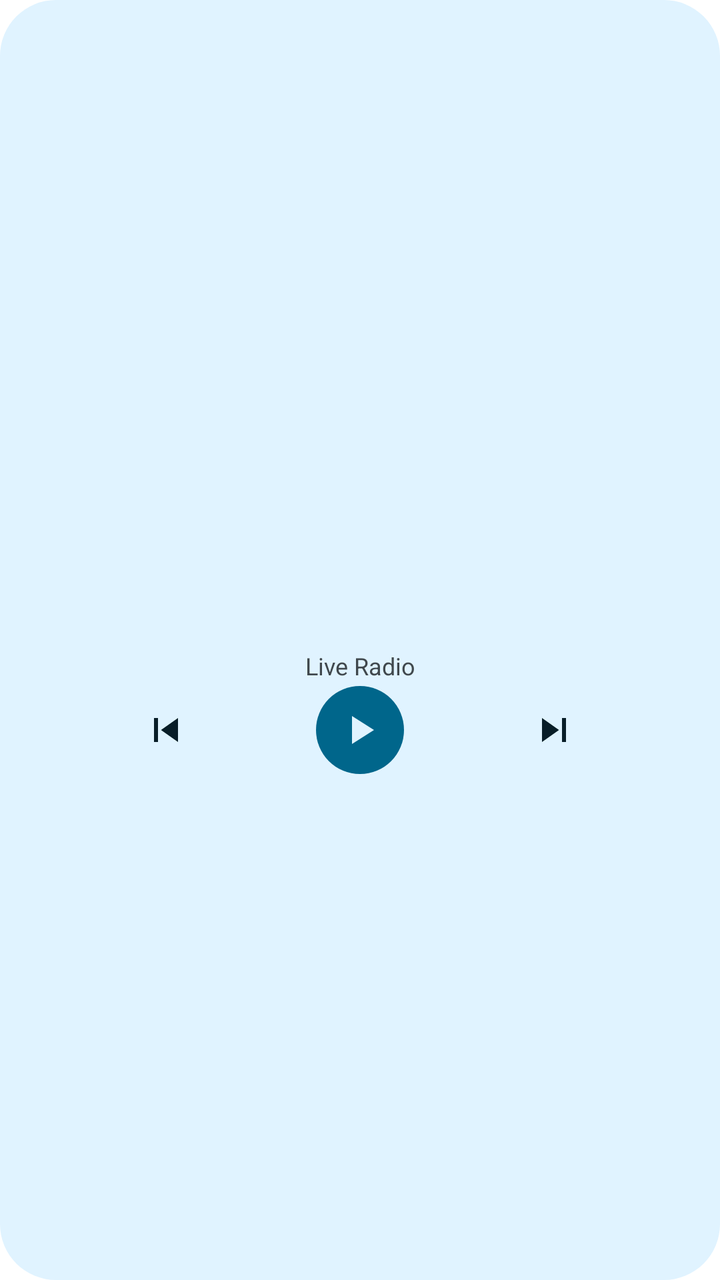
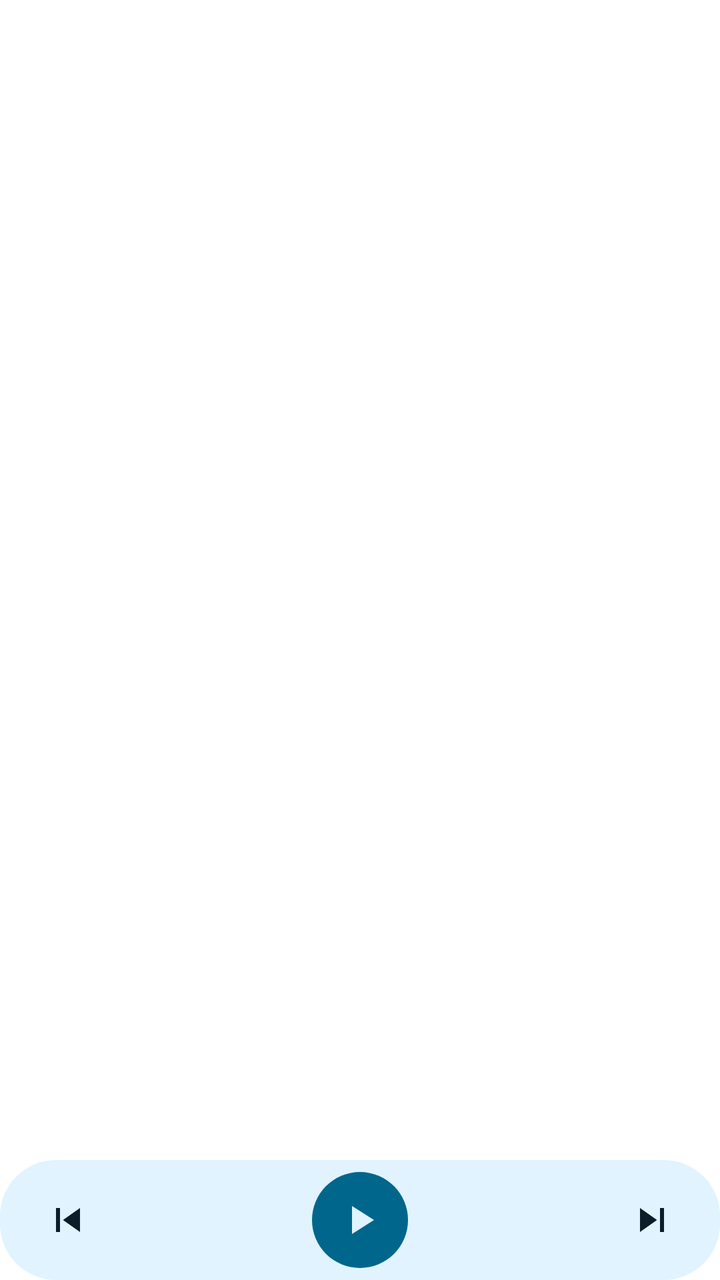

The first picture is an Android layout as it rendered before a commit; the second is the same layout after the commit. The layout source and the unified diff follow.
<!-- AndroidManifest.xml: application theme Theme.Aerial -->
<!-- res/layout/widget_player.xml -->
<?xml version="1.0" encoding="utf-8"?>
<LinearLayout xmlns:android="http://schemas.android.com/apk/res/android"
    xmlns:tools="http://schemas.android.com/tools"
    android:id="@android:id/background"
    android:layout_width="match_parent"
    android:layout_height="match_parent"
    android:background="@drawable/widget_background"
    android:gravity="center"
    android:orientation="vertical"
    android:padding="8dp"
    android:theme="@style/Theme.Aerial.Widget">

    <ImageView
        android:id="@+id/widget_station_artwork"
        android:layout_width="48dp"
        android:layout_height="48dp"
        android:background="@drawable/widget_artwork_background"
        android:scaleType="fitCenter"
        tools:ignore="ContentDescription" />

    <TextView
        android:id="@+id/widget_station_name"
        android:layout_width="match_parent"
        android:layout_height="wrap_content"
        android:layout_marginTop="2dp"
        android:ellipsize="marquee"
        android:gravity="center"
        android:marqueeRepeatLimit="marquee_forever"
        android:singleLine="true"
        android:textColor="@color/widget_on_surface"
        android:textSize="16sp"
        android:textStyle="bold" />

    <TextView
        android:id="@+id/widget_live_radio"
        android:layout_width="match_parent"
        android:layout_height="wrap_content"
        android:ellipsize="marquee"
        android:gravity="center"
        android:marqueeRepeatLimit="marquee_forever"
        android:singleLine="true"
        android:text="@string/live_radio"
        android:textColor="@color/widget_on_surface_variant"
        android:textSize="12sp" />

    <include layout="@layout/widget_player_controls" />
</LinearLayout>
<!-- res/layout/widget_player_controls.xml (included above) -->
<?xml version="1.0" encoding="utf-8"?>
<LinearLayout xmlns:android="http://schemas.android.com/apk/res/android"
    xmlns:tools="http://schemas.android.com/tools"
    android:layout_width="match_parent"
    android:layout_height="44dp"
    android:layout_marginTop="2dp"
    android:gravity="center_vertical"
    android:orientation="horizontal"
    tools:ignore="UseAppTint">

    <ImageView
        android:layout_width="0dp"
        android:layout_height="1dp"
        android:layout_weight="1"
        tools:ignore="ContentDescription" />

    <ImageButton
        android:id="@+id/widget_previous"
        android:layout_width="40dp"
        android:layout_height="40dp"
        android:background="@drawable/widget_control_secondary"
        android:contentDescription="@string/widget_previous"
        android:padding="10dp"
        android:src="@drawable/ic_widget_previous"
        android:tint="@color/widget_on_secondary_container" />

    <ImageView
        android:layout_width="0dp"
        android:layout_height="1dp"
        android:layout_weight="1"
        tools:ignore="ContentDescription" />

    <ImageButton
        android:id="@+id/widget_play_pause"
        android:layout_width="44dp"
        android:layout_height="44dp"
        android:background="@drawable/widget_control_primary_paused"
        android:contentDescription="@string/widget_play"
        android:padding="11dp"
        android:src="@drawable/ic_widget_play"
        android:tint="@color/widget_on_primary_container" />

    <ImageView
        android:layout_width="0dp"
        android:layout_height="1dp"
        android:layout_weight="1"
        tools:ignore="ContentDescription" />

    <ImageButton
        android:id="@+id/widget_next"
        android:layout_width="40dp"
        android:layout_height="40dp"
        android:background="@drawable/widget_control_secondary"
        android:contentDescription="@string/widget_next"
        android:padding="10dp"
        android:src="@drawable/ic_widget_next"
        android:tint="@color/widget_on_secondary_container" />

    <ImageView
        android:layout_width="0dp"
        android:layout_height="1dp"
        android:layout_weight="1"
        tools:ignore="ContentDescription" />
</LinearLayout>
<!-- resources referenced by this layout -->
<resources>
  <color name="widget_on_primary_container">#FF21005D</color>
  <color name="widget_on_secondary_container">#FF1D192B</color>
  <color name="widget_on_surface">#FF1D1B20</color>
  <color name="widget_on_surface_variant">#FF49454F</color>
  <!-- drawable ic_widget_next (drawable) -->
  <vector xmlns:android="http://schemas.android.com/apk/res/android"
      android:width="24dp"
      android:height="24dp"
      android:viewportWidth="24"
      android:viewportHeight="24">
      <path
          android:fillColor="#FF000000"
          android:pathData="M6,18l8.5,-6L6,6zM16,6v12h2V6z" />
  </vector>
  <!-- drawable ic_widget_play (drawable) -->
  <vector xmlns:android="http://schemas.android.com/apk/res/android"
      android:width="24dp"
      android:height="24dp"
      android:viewportWidth="24"
      android:viewportHeight="24">
      <path
          android:fillColor="#FF000000"
          android:pathData="M8,5v14l11,-7z" />
  </vector>
  <!-- drawable ic_widget_previous (drawable) -->
  <vector xmlns:android="http://schemas.android.com/apk/res/android"
      android:width="24dp"
      android:height="24dp"
      android:viewportWidth="24"
      android:viewportHeight="24">
      <path
          android:fillColor="#FF000000"
          android:pathData="M6,6h2v12H6zM9.5,12l8.5,6V6z" />
  </vector>
  <!-- drawable widget_artwork_background (drawable) -->
  <?xml version="1.0" encoding="utf-8"?>
  <shape xmlns:android="http://schemas.android.com/apk/res/android" android:shape="rectangle">
      <solid android:color="@android:color/transparent" />
      <corners android:radius="12dp" />
  </shape>
  <!-- drawable widget_background (drawable) -->
  <?xml version="1.0" encoding="utf-8"?>
  <shape xmlns:android="http://schemas.android.com/apk/res/android" android:shape="rectangle">
      <solid android:color="@color/widget_surface" />
      <corners android:radius="28dp" />
  </shape>
  <!-- drawable widget_control_primary_paused (drawable) -->
  <?xml version="1.0" encoding="utf-8"?>
  <shape xmlns:android="http://schemas.android.com/apk/res/android" android:shape="rectangle">
      <solid android:color="@color/widget_primary_container" />
      <corners android:radius="28dp" />
  </shape>
  <!-- drawable widget_control_secondary (drawable) -->
  <?xml version="1.0" encoding="utf-8"?>
  <shape xmlns:android="http://schemas.android.com/apk/res/android" android:shape="rectangle">
      <solid android:color="@android:color/transparent" />
      <corners android:radius="24dp" />
  </shape>
  <string name="live_radio">Live Radio</string>
  <string name="widget_next">Next</string>
  <string name="widget_play">Play</string>
  <string name="widget_previous">Previous</string>
  <style name="Theme.Aerial.Widget" parent="android:style/Theme.DeviceDefault.DayNight" />
  <style name="Theme.Aerial" parent="Theme.AppCompat.Light.NoActionBar">
          <item name="android:windowBackground">@android:color/transparent</item>
          <item name="android:windowIsTranslucent">true</item>
      </style>
  <color name="widget_surface">#FFF7F2FA</color>
  <color name="widget_primary_container">#FFEADDFF</color>
</resources>

<!-- the commit's change to res/layout/widget_player.xml (unified diff, before → after) -->
@@ -1,112 +1,91 @@
 <?xml version="1.0" encoding="utf-8"?>
-<LinearLayout xmlns:android="http://schemas.android.com/apk/res/android"
+<RelativeLayout xmlns:android="http://schemas.android.com/apk/res/android"
     xmlns:tools="http://schemas.android.com/tools"
     android:id="@android:id/background"
     android:layout_width="match_parent"
     android:layout_height="match_parent"
-    android:background="@drawable/widget_background"
-    android:gravity="center"
-    android:orientation="vertical"
-    android:padding="8dp"
+    android:background="@android:color/transparent"
     android:theme="@style/Theme.Aerial.Widget">
+
+    
+    <ImageView
+        android:id="@+id/widget_aspect_ratio"
+        android:layout_width="wrap_content"
+        android:layout_height="wrap_content"
+        android:layout_alignParentStart="true"
+        android:layout_alignParentTop="true"
+        android:layout_alignParentEnd="true"
+        android:layout_alignParentBottom="true"
+        android:layout_margin="8dp"
+        android:adjustViewBounds="true"
+        android:scaleType="fitCenter"
+        android:src="@drawable/widget_aspect_ratio"
+        android:visibility="invisible"
+        tools:ignore="ContentDescription" />
 
     <ImageView
         android:id="@+id/widget_station_artwork"
-        android:layout_width="48dp"
-        android:layout_height="48dp"
+        android:layout_width="0dp"
+        android:layout_height="0dp"
+        android:layout_alignStart="@id/widget_aspect_ratio"
+        android:layout_alignTop="@id/widget_aspect_ratio"
+        android:layout_alignEnd="@id/widget_aspect_ratio"
+        android:layout_alignBottom="@id/widget_aspect_ratio"
         android:background="@drawable/widget_artwork_background"
         android:scaleType="fitCenter"
         tools:ignore="ContentDescription" />
 
-    <TextView
-        android:id="@+id/widget_station_name"
+    <LinearLayout
+        android:id="@+id/widget_controls"
         android:layout_width="match_parent"
-        android:layout_height="wrap_content"
-        android:layout_marginTop="2dp"
-        android:ellipsize="marquee"
-        android:gravity="center"
-        android:marqueeRepeatLimit="marquee_forever"
-        android:singleLine="true"
-        android:textColor="@color/widget_on_surface"
-        android:textSize="16sp"
-        android:textStyle="bold" />
+        android:layout_height="60dp"
+        android:layout_alignParentBottom="true"
+        android:background="@drawable/widget_background"
+        android:gravity="center_vertical"
+        android:orientation="horizontal"
+        android:paddingHorizontal="12dp"
+        tools:ignore="UseAppTint">
 
-    <TextView
-        android:id="@+id/widget_live_radio"
-        android:layout_width="match_parent"
-        android:layout_height="wrap_content"
-        android:ellipsize="marquee"
-        android:gravity="center"
-        android:marqueeRepeatLimit="marquee_forever"
-        android:singleLine="true"
-        android:text="@string/live_radio"
-        android:textColor="@color/widget_on_surface_variant"
-        android:textSize="12sp" />
+        <ImageButton
+            android:id="@+id/widget_previous"
+            android:layout_width="44dp"
+            android:layout_height="44dp"
+            android:background="@drawable/widget_control_secondary"
+            android:contentDescription="@string/widget_previous"
+            android:padding="11dp"
+            android:src="@drawable/ic_widget_previous"
+            android:tint="@color/widget_on_secondary_container" />
 
-    <include layout="@layout/widget_player_controls" />
-</LinearLayout>
-<!-- res/layout/widget_player_controls.xml (included above) -->
-<?xml version="1.0" encoding="utf-8"?>
-<LinearLayout xmlns:android="http://schemas.android.com/apk/res/android"
-    xmlns:tools="http://schemas.android.com/tools"
-    android:layout_width="match_parent"
-    android:layout_height="44dp"
-    android:layout_marginTop="2dp"
-    android:gravity="center_vertical"
-    android:orientation="horizontal"
-    tools:ignore="UseAppTint">
+        <ImageView
+            android:layout_width="0dp"
+            android:layout_height="1dp"
+            android:layout_weight="1"
+            tools:ignore="ContentDescription" />
 
-    <ImageView
-        android:layout_width="0dp"
-        android:layout_height="1dp"
-        android:layout_weight="1"
-        tools:ignore="ContentDescription" />
+        <ImageButton
+            android:id="@+id/widget_play_pause"
+            android:layout_width="48dp"
+            android:layout_height="48dp"
+            android:background="@drawable/widget_control_primary_paused"
+            android:contentDescription="@string/widget_play"
+            android:padding="12dp"
+            android:src="@drawable/ic_widget_play"
+            android:tint="@color/widget_on_primary_container" />
 
-    <ImageButton
-        android:id="@+id/widget_previous"
-        android:layout_width="40dp"
-        android:layout_height="40dp"
-        android:background="@drawable/widget_control_secondary"
-        android:contentDescription="@string/widget_previous"
-        android:padding="10dp"
-        android:src="@drawable/ic_widget_previous"
-        android:tint="@color/widget_on_secondary_container" />
+        <ImageView
+            android:layout_width="0dp"
+            android:layout_height="1dp"
+            android:layout_weight="1"
+            tools:ignore="ContentDescription" />
 
-    <ImageView
-        android:layout_width="0dp"
-        android:layout_height="1dp"
-        android:layout_weight="1"
-        tools:ignore="ContentDescription" />
-
-    <ImageButton
-        android:id="@+id/widget_play_pause"
-        android:layout_width="44dp"
-        android:layout_height="44dp"
-        android:background="@drawable/widget_control_primary_paused"
-        android:contentDescription="@string/widget_play"
-        android:padding="11dp"
-        android:src="@drawable/ic_widget_play"
-        android:tint="@color/widget_on_primary_container" />
-
-    <ImageView
-        android:layout_width="0dp"
-        android:layout_height="1dp"
-        android:layout_weight="1"
-        tools:ignore="ContentDescription" />
-
-    <ImageButton
-        android:id="@+id/widget_next"
-        android:layout_width="40dp"
-        android:layout_height="40dp"
-        android:background="@drawable/widget_control_secondary"
-        android:contentDescription="@string/widget_next"
-        android:padding="10dp"
-        android:src="@drawable/ic_widget_next"
-        android:tint="@color/widget_on_secondary_container" />
-
-    <ImageView
-        android:layout_width="0dp"
-        android:layout_height="1dp"
-        android:layout_weight="1"
-        tools:ignore="ContentDescription" />
-</LinearLayout>
+        <ImageButton
+            android:id="@+id/widget_next"
+            android:layout_width="44dp"
+            android:layout_height="44dp"
+            android:background="@drawable/widget_control_secondary"
+            android:contentDescription="@string/widget_next"
+            android:padding="11dp"
+            android:src="@drawable/ic_widget_next"
+            android:tint="@color/widget_on_secondary_container" />
+    </LinearLayout>
+</RelativeLayout>
<!-- resource entries referenced after the edit -->
@@ -2,8 +2,6 @@
 <resources>
   <color name="widget_on_primary_container">#FF21005D</color>
   <color name="widget_on_secondary_container">#FF1D192B</color>
-  <color name="widget_on_surface">#FF1D1B20</color>
-  <color name="widget_on_surface_variant">#FF49454F</color>
   <!-- drawable ic_widget_next (drawable) -->
   <vector xmlns:android="http://schemas.android.com/apk/res/android"
       android:width="24dp"
@@ -40,11 +38,19 @@
       <solid android:color="@android:color/transparent" />
       <corners android:radius="12dp" />
   </shape>
-  <!-- drawable widget_background (drawable) -->
+  <!-- drawable widget_aspect_ratio (drawable) -->
+  <?xml version="1.0" encoding="utf-8"?>
+  <shape xmlns:android="http://schemas.android.com/apk/res/android" android:shape="rectangle">
+      <solid android:color="@android:color/transparent" />
+      <size
+          android:width="10000px"
+          android:height="10000px" />
+  </shape>
+  <!-- drawable widget_background (drawable-v31) -->
   <?xml version="1.0" encoding="utf-8"?>
   <shape xmlns:android="http://schemas.android.com/apk/res/android" android:shape="rectangle">
       <solid android:color="@color/widget_surface" />
-      <corners android:radius="28dp" />
+      <corners android:radius="@android:dimen/system_app_widget_background_radius" />
   </shape>
   <!-- drawable widget_control_primary_paused (drawable) -->
   <?xml version="1.0" encoding="utf-8"?>
@@ -58,7 +64,6 @@
       <solid android:color="@android:color/transparent" />
       <corners android:radius="24dp" />
   </shape>
-  <string name="live_radio">Live Radio</string>
   <string name="widget_next">Next</string>
   <string name="widget_play">Play</string>
   <string name="widget_previous">Previous</string>
